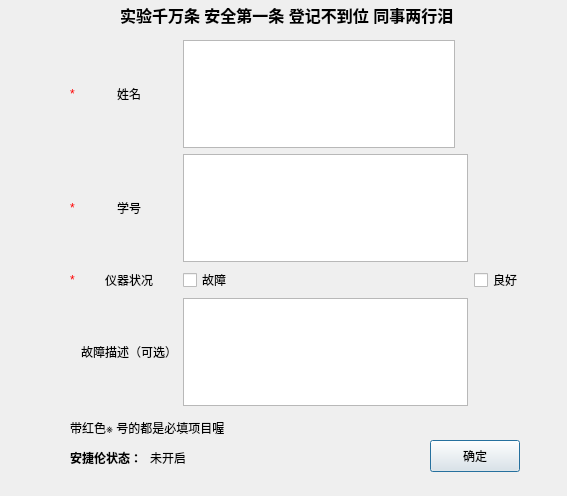
nujabse/PyMonitor, file reporter.ui: the form before one commit.
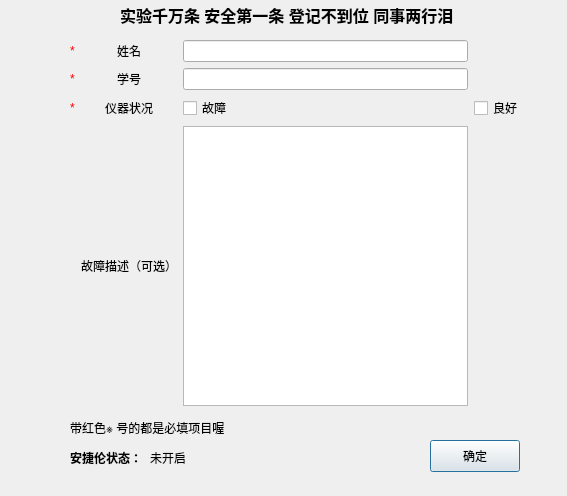
The form after the commit.

Commit message: Updated app layout.

What changed in the file:
```diff
--- a/reporter.ui
+++ b/reporter.ui
@@ -23,11 +23,8 @@
     </rect>
    </property>
    <layout class="QGridLayout" name="gridLayout">
-    <item row="7" column="2">
-     <widget class="QPlainTextEdit" name="error_box"/>
-    </item>
-    <item row="1" column="2">
-     <widget class="QPlainTextEdit" name="number_box"/>
+    <item row="0" column="2">
+     <widget class="QLineEdit" name="name_box"/>
     </item>
     <item row="6" column="3">
      <widget class="QCheckBox" name="condition_right">
@@ -63,25 +60,6 @@
       </property>
      </widget>
     </item>
-    <item row="0" column="2">
-     <widget class="QPlainTextEdit" name="name_box">
-      <property name="maximumSize">
-       <size>
-        <width>272</width>
-        <height>16777215</height>
-       </size>
-      </property>
-      <property name="locale">
-       <locale language="Chinese" country="China"/>
-      </property>
-      <property name="frameShape">
-       <enum>QFrame::StyledPanel</enum>
-      </property>
-      <property name="lineWidth">
-       <number>1</number>
-      </property>
-     </widget>
-    </item>
     <item row="7" column="1">
      <widget class="QLabel" name="label_5">
       <property name="text">
@@ -123,6 +101,12 @@
       </property>
      </widget>
     </item>
+    <item row="1" column="2">
+     <widget class="QLineEdit" name="number_box"/>
+    </item>
+    <item row="7" column="2">
+     <widget class="QPlainTextEdit" name="error_box"/>
+    </item>
    </layout>
   </widget>
   <widget class="QLabel" name="label_2">
```
Left out of the diff: 4 changed lines with no effect on the pictures. The commit also changes 2 other files.
